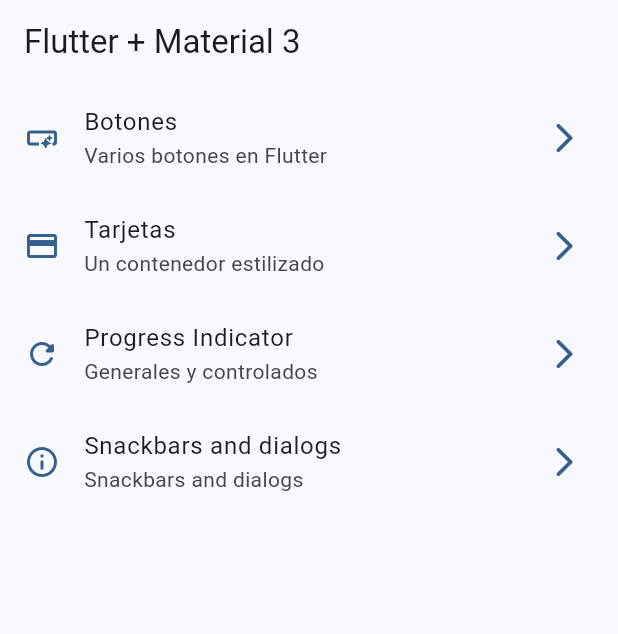
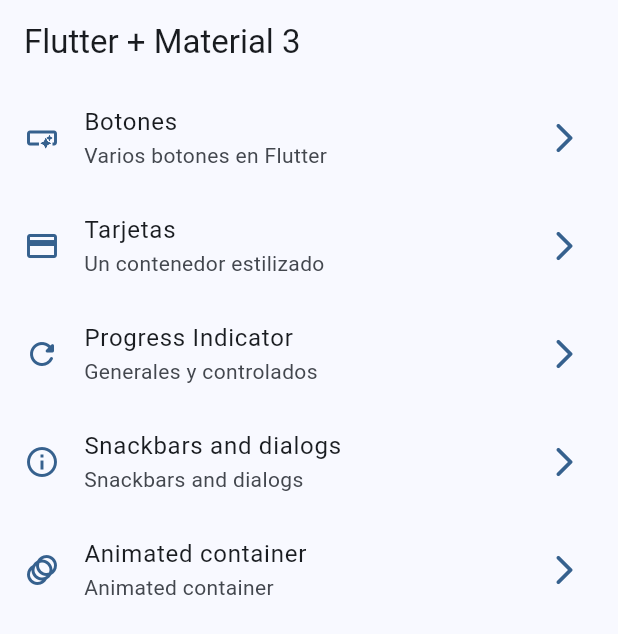
Before and after one commit to diegopagini/Widgets-App_Flutter, a Flutter app: the screen it shows after launch, on a phone screen of 412 x 824 dp. Shown: the top 634 px of the screen. Run offline on Flutter 3.47's test engine with Material 3 defaults, Android fonts, the phone set to English and light mode, and no system bars; our stand-ins replace go_router.

Commit message:
animated

```diff
--- a/lib/config/menu/menu_items.dart
+++ b/lib/config/menu/menu_items.dart
@@ -34,4 +34,9 @@ const List<MenuItem> appMenuItems = [
       subTitle: 'Snackbars and dialogs',
       link: '/snackbar',
       icon: Icons.info_outline),
+  MenuItem(
+      title: 'Animated container',
+      subTitle: 'Animated container',
+      link: '/animated',
+      icon: Icons.animation_outlined),
 ];
--- a/lib/config/router/app_router.dart
+++ b/lib/config/router/app_router.dart
@@ -26,5 +26,10 @@ final appRouter = GoRouter(initialLocation: '/', routes: [
     name: SnackbarScreen.name,
     path: '/snackbar',
     builder: (context, state) => const SnackbarScreen(),
+  ),
+  GoRoute(
+    name: AnimatedScreen.name,
+    path: '/animated',
+    builder: (context, state) => const AnimatedScreen(),
   )
 ]);
```
Also changed, not shown: lib/presentation/screens/animated/animated_screen.dart (+41 -2 lines).
